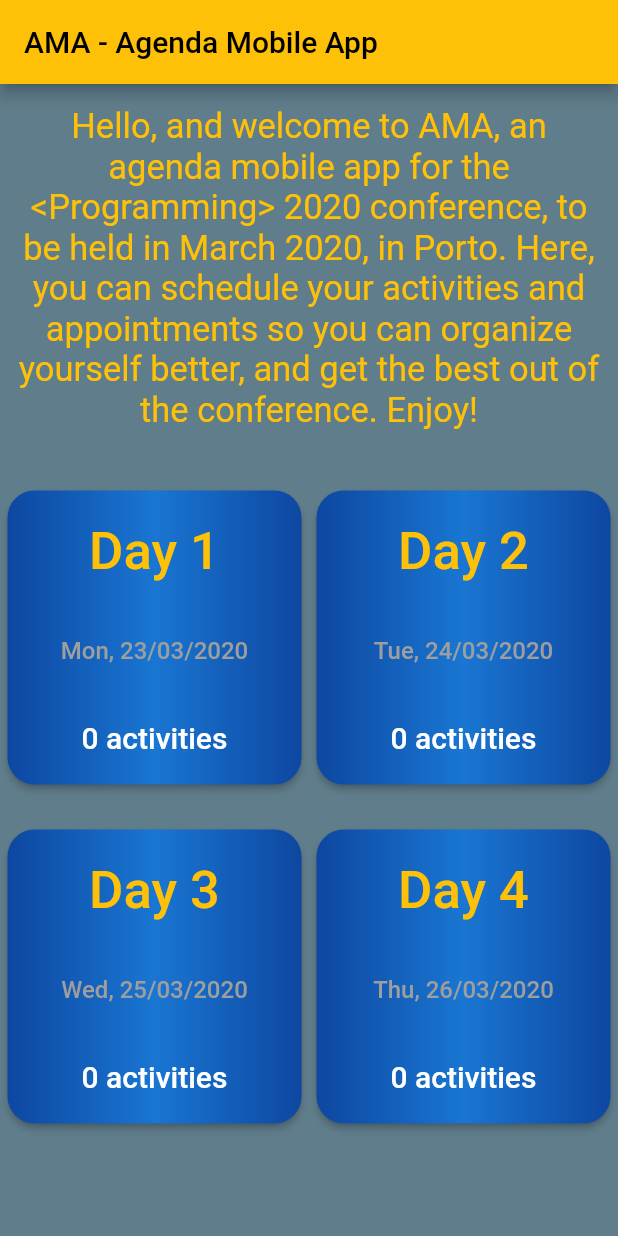
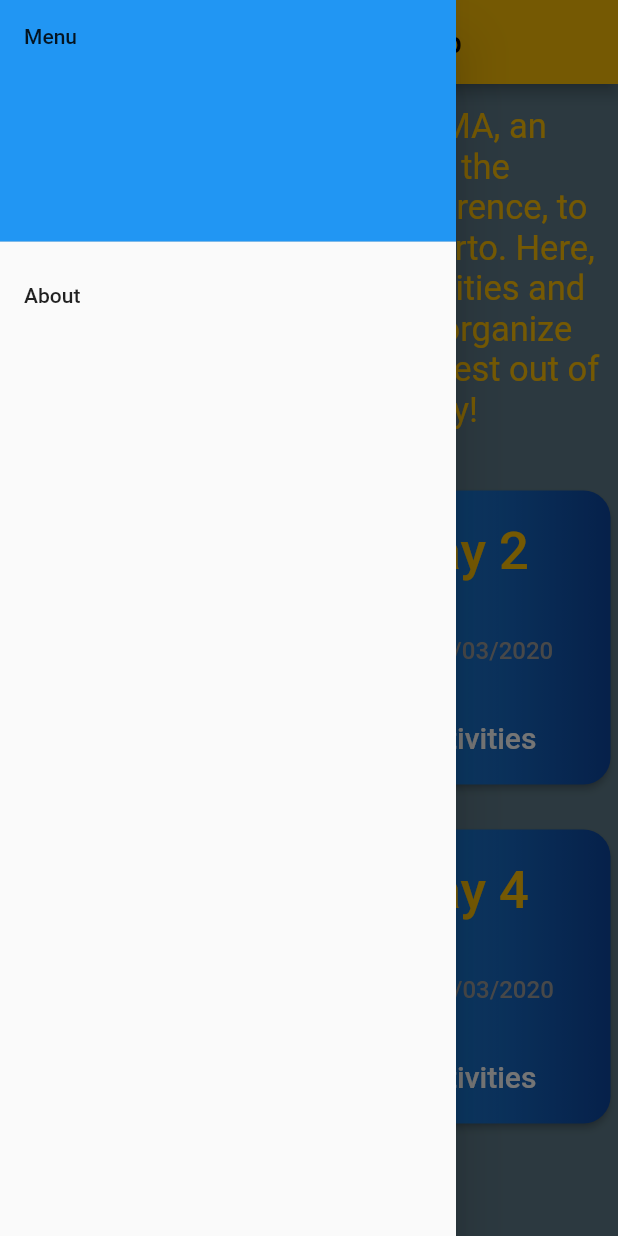
Before and after one commit to softeng-feup/open-cx-mr-simba, a Flutter app: the screen it shows after launch, with the side drawer open (before the commit the screen has no drawer), on a phone screen of 412 x 824 dp. Run offline on Flutter 3.47's test engine with Material 2 defaults, Android fonts, the light colour scheme and no system bars.

Commit message:
Started adding side menu drawer

```diff
--- a/AMA/lib/main.dart
+++ b/AMA/lib/main.dart
@@ -75,7 +75,7 @@ class _MyHomePageState extends State<MyHomePage> {
       appBar: AppBar(
         // Here we take the value from the MyHomePage object that was created by
         // the App.build method, and use it to set our appbar title.
-        title: Text(widget.title),
+        title: Text("widget.title"),
       ),
       body: Center(
         // Center is a layout widget. It takes a single child and positions it
--- a/AMA/lib/screens/DaysScreen.dart
+++ b/AMA/lib/screens/DaysScreen.dart
@@ -14,6 +14,32 @@ class DaysScreen extends StatelessWidget {
           style: TextStyle(color: Colors.black),
         ),
         backgroundColor: AppColors.mainColor,
+
+      ),
+      drawer: Drawer(
+          semanticLabel: "menu",
+          child: ListView(
+          // Important: Remove any padding from the ListView.
+          padding: EdgeInsets.zero,
+          children: <Widget>[
+            DrawerHeader(
+              child: Text('Menu'),
+              decoration: BoxDecoration(
+                color: Colors.blue,
+              ),
+            ),
+            ListTile(
+              title: Text('About'),
+              onTap: () {
+                // Update the state of the app
+                // ...
+                // Then close the drawer
+                Navigator.pop(context);
+              },
+            ),
+          ],
+        ),
+
       ),
       body: Container(
           color: AppColors.backgroundColor,
--- a/AMA/pubspec.yaml
+++ b/AMA/pubspec.yaml
@@ -40,8 +40,7 @@ flutter:
   # the material Icons class.
   uses-material-design: true
 
-  assets:
-    - assets/images/
+
 
 
 
```
